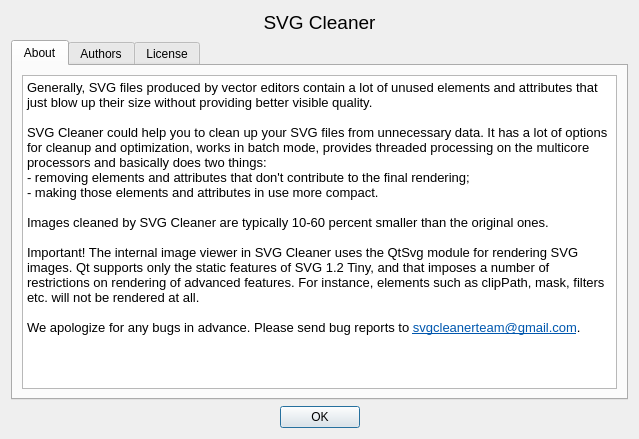
Above: src/gui/aboutdialog.ui from RazrFalcon/svgcleaner before the change. Below: the same form after it.
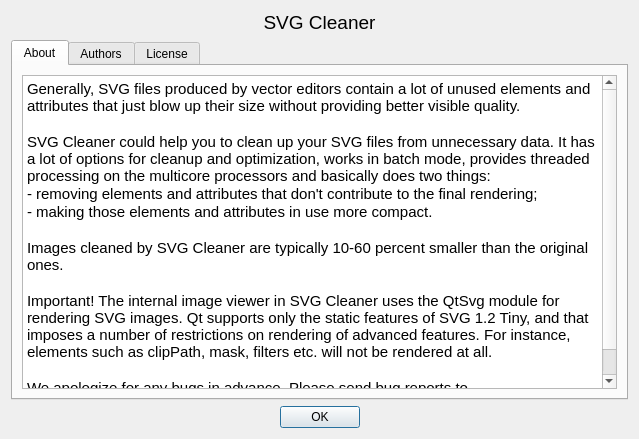
That is the form after the change.

Diff of the .ui file:
```diff
--- a/src/gui/aboutdialog.ui
+++ b/src/gui/aboutdialog.ui
@@ -52,17 +52,17 @@
 &lt;html&gt;&lt;head&gt;&lt;meta name=&quot;qrichtext&quot; content=&quot;1&quot; /&gt;&lt;style type=&quot;text/css&quot;&gt;
 p, li { white-space: pre-wrap; }
 &lt;/style&gt;&lt;/head&gt;&lt;body style=&quot; font-family:'Verdana'; font-size:11pt; font-weight:400; font-style:normal;&quot;&gt;
-&lt;p style=&quot; margin-top:0px; margin-bottom:0px; margin-left:0px; margin-right:0px; -qt-block-indent:0; text-indent:0px;&quot;&gt;&lt;span style=&quot; font-size:10pt;&quot;&gt;Generally, SVG files produced by vector editors contain a lot of unused elements and attributes that just blow up their size without providing better visible quality.&lt;/span&gt;&lt;/p&gt;
-&lt;p style=&quot;-qt-paragraph-type:empty; margin-top:0px; margin-bottom:0px; margin-left:0px; margin-right:0px; -qt-block-indent:0; text-indent:0px; font-size:10pt;&quot;&gt;&lt;br /&gt;&lt;/p&gt;
-&lt;p style=&quot; margin-top:0px; margin-bottom:0px; margin-left:0px; margin-right:0px; -qt-block-indent:0; text-indent:0px;&quot;&gt;&lt;span style=&quot; font-size:10pt;&quot;&gt;SVG Cleaner could help you to clean up your SVG files from unnecessary data. It has a lot of options for cleanup and optimization, works in batch mode, provides threaded processing on the multicore processors and basically does two things:&lt;/span&gt;&lt;/p&gt;
-&lt;p style=&quot; margin-top:0px; margin-bottom:0px; margin-left:0px; margin-right:0px; -qt-block-indent:0; text-indent:0px;&quot;&gt;&lt;span style=&quot; font-size:10pt;&quot;&gt;- removing elements and attributes that don't contribute to the final rendering;&lt;/span&gt;&lt;/p&gt;
-&lt;p style=&quot; margin-top:0px; margin-bottom:0px; margin-left:0px; margin-right:0px; -qt-block-indent:0; text-indent:0px;&quot;&gt;&lt;span style=&quot; font-size:10pt;&quot;&gt;- making those elements and attributes in use more compact.&lt;/span&gt;&lt;/p&gt;
-&lt;p style=&quot;-qt-paragraph-type:empty; margin-top:0px; margin-bottom:0px; margin-left:0px; margin-right:0px; -qt-block-indent:0; text-indent:0px; font-size:10pt;&quot;&gt;&lt;br /&gt;&lt;/p&gt;
-&lt;p style=&quot; margin-top:0px; margin-bottom:0px; margin-left:0px; margin-right:0px; -qt-block-indent:0; text-indent:0px;&quot;&gt;&lt;span style=&quot; font-size:10pt;&quot;&gt;Images cleaned by SVG Cleaner are typically 10-60 percent smaller than the original ones.&lt;/span&gt;&lt;/p&gt;
-&lt;p style=&quot;-qt-paragraph-type:empty; margin-top:0px; margin-bottom:0px; margin-left:0px; margin-right:0px; -qt-block-indent:0; text-indent:0px; font-size:10pt;&quot;&gt;&lt;br /&gt;&lt;/p&gt;
-&lt;p style=&quot; margin-top:0px; margin-bottom:0px; margin-left:0px; margin-right:0px; -qt-block-indent:0; text-indent:0px;&quot;&gt;&lt;span style=&quot; font-size:10pt;&quot;&gt;Important! The internal image viewer in SVG Cleaner uses the QtSvg module for rendering SVG images. Qt supports only the static features of SVG 1.2 Tiny, and that imposes a number of restrictions on rendering of advanced features. For instance, elements such as clipPath, mask, filters etc. will not be rendered at all.&lt;/span&gt;&lt;/p&gt;
-&lt;p style=&quot;-qt-paragraph-type:empty; margin-top:0px; margin-bottom:0px; margin-left:0px; margin-right:0px; -qt-block-indent:0; text-indent:0px; font-size:10pt;&quot;&gt;&lt;br /&gt;&lt;/p&gt;
-&lt;p style=&quot; margin-top:0px; margin-bottom:0px; margin-left:0px; margin-right:0px; -qt-block-indent:0; text-indent:0px;&quot;&gt;&lt;span style=&quot; font-size:10pt;&quot;&gt;We apologize for any bugs in advance. Please send bug reports to &lt;/span&gt;&lt;a href=&quot;svgcleanerteam@gmail.com&quot;&gt;&lt;span style=&quot; font-size:10pt; text-decoration: underline; color:#0057ae;&quot;&gt;svgcleanerteam@gmail.com&lt;/span&gt;&lt;/a&gt;&lt;span style=&quot; font-size:10pt;&quot;&gt;.&lt;/span&gt;&lt;/p&gt;&lt;/body&gt;&lt;/html&gt;</string>
+&lt;p style=&quot; margin-top:0px; margin-bottom:0px; margin-left:0px; margin-right:0px; -qt-block-indent:0; text-indent:0px;&quot;&gt;Generally, SVG files produced by vector editors contain a lot of unused elements and attributes that just blow up their size without providing better visible quality.&lt;/p&gt;
+&lt;p style=&quot;-qt-paragraph-type:empty; margin-top:0px; margin-bottom:0px; margin-left:0px; margin-right:0px; -qt-block-indent:0; text-indent:0px;&quot;&gt;&lt;br /&gt;&lt;/p&gt;
+&lt;p style=&quot; margin-top:0px; margin-bottom:0px; margin-left:0px; margin-right:0px; -qt-block-indent:0; text-indent:0px;&quot;&gt;SVG Cleaner could help you to clean up your SVG files from unnecessary data. It has a lot of options for cleanup and optimization, works in batch mode, provides threaded processing on the multicore processors and basically does two things:&lt;/p&gt;
+&lt;p style=&quot; margin-top:0px; margin-bottom:0px; margin-left:0px; margin-right:0px; -qt-block-indent:0; text-indent:0px;&quot;&gt;- removing elements and attributes that don't contribute to the final rendering;&lt;/p&gt;
+&lt;p style=&quot; margin-top:0px; margin-bottom:0px; margin-left:0px; margin-right:0px; -qt-block-indent:0; text-indent:0px;&quot;&gt;- making those elements and attributes in use more compact.&lt;/p&gt;
+&lt;p style=&quot;-qt-paragraph-type:empty; margin-top:0px; margin-bottom:0px; margin-left:0px; margin-right:0px; -qt-block-indent:0; text-indent:0px;&quot;&gt;&lt;br /&gt;&lt;/p&gt;
+&lt;p style=&quot; margin-top:0px; margin-bottom:0px; margin-left:0px; margin-right:0px; -qt-block-indent:0; text-indent:0px;&quot;&gt;Images cleaned by SVG Cleaner are typically 10-60 percent smaller than the original ones.&lt;/p&gt;
+&lt;p style=&quot;-qt-paragraph-type:empty; margin-top:0px; margin-bottom:0px; margin-left:0px; margin-right:0px; -qt-block-indent:0; text-indent:0px;&quot;&gt;&lt;br /&gt;&lt;/p&gt;
+&lt;p style=&quot; margin-top:0px; margin-bottom:0px; margin-left:0px; margin-right:0px; -qt-block-indent:0; text-indent:0px;&quot;&gt;Important! The internal image viewer in SVG Cleaner uses the QtSvg module for rendering SVG images. Qt supports only the static features of SVG 1.2 Tiny, and that imposes a number of restrictions on rendering of advanced features. For instance, elements such as clipPath, mask, filters etc. will not be rendered at all.&lt;/p&gt;
+&lt;p style=&quot;-qt-paragraph-type:empty; margin-top:0px; margin-bottom:0px; margin-left:0px; margin-right:0px; -qt-block-indent:0; text-indent:0px;&quot;&gt;&lt;br /&gt;&lt;/p&gt;
+&lt;p style=&quot; margin-top:0px; margin-bottom:0px; margin-left:0px; margin-right:0px; -qt-block-indent:0; text-indent:0px;&quot;&gt;We apologize for any bugs in advance. Please send bug reports to &lt;a href=&quot;svgcleanerteam@gmail.com&quot;&gt;&lt;span style=&quot; text-decoration: underline; color:#0057ae;&quot;&gt;svgcleanerteam@gmail.com&lt;/span&gt;&lt;/a&gt;.&lt;/p&gt;&lt;/body&gt;&lt;/html&gt;</string>
          </property>
         </widget>
        </item>
```
